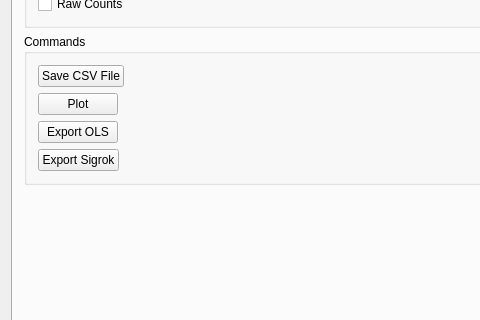
The window that mainwindow.ui (wd5gnr/qrigol) describes before a commit, drawn with Qt 5; both pictures show x 0 to 480 and y 266 to 586 of the 791 by 787 pixel window.
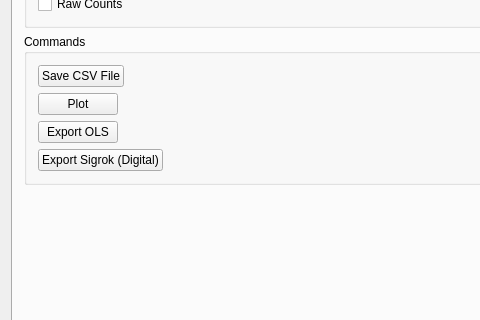
The same window after the commit. Icons and pictures are not drawn.

What changed in the file:
```diff
--- a/mainwindow.ui
+++ b/mainwindow.ui
@@ -3385,7 +3385,7 @@
               </sizepolicy>
              </property>
              <property name="text">
-              <string>Export Sigrok</string>
+              <string>Export Sigrok (Digital)</string>
              </property>
             </widget>
            </item>
```
Left out of the diff: 3 changed lines with no effect on the pictures.
